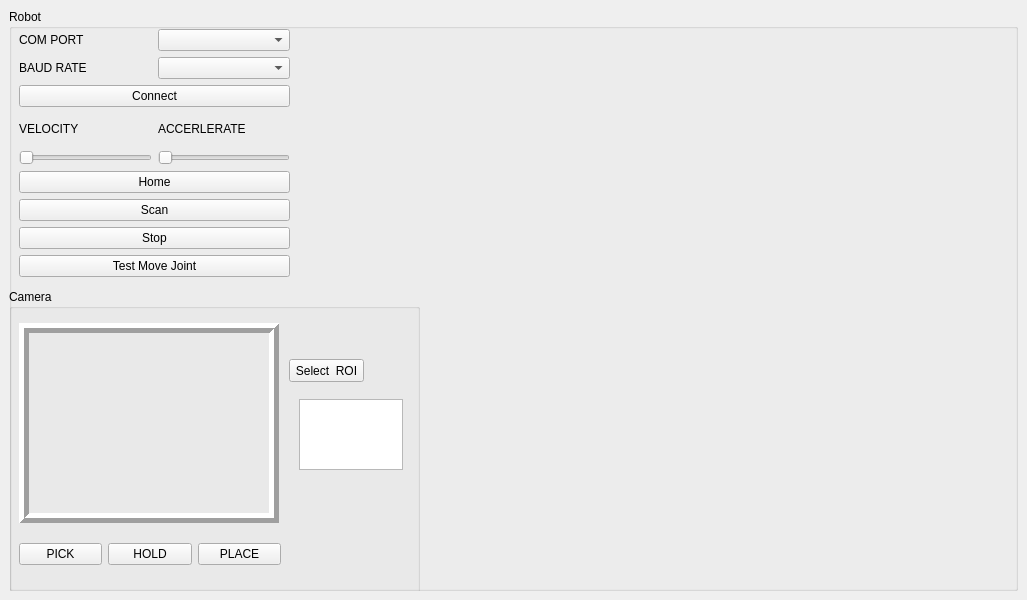
The window that LV/MelfaModel/guiwindow.ui (phucnamjose/Thesis_Nam_Nhi) describes before a commit, drawn with Qt 5.
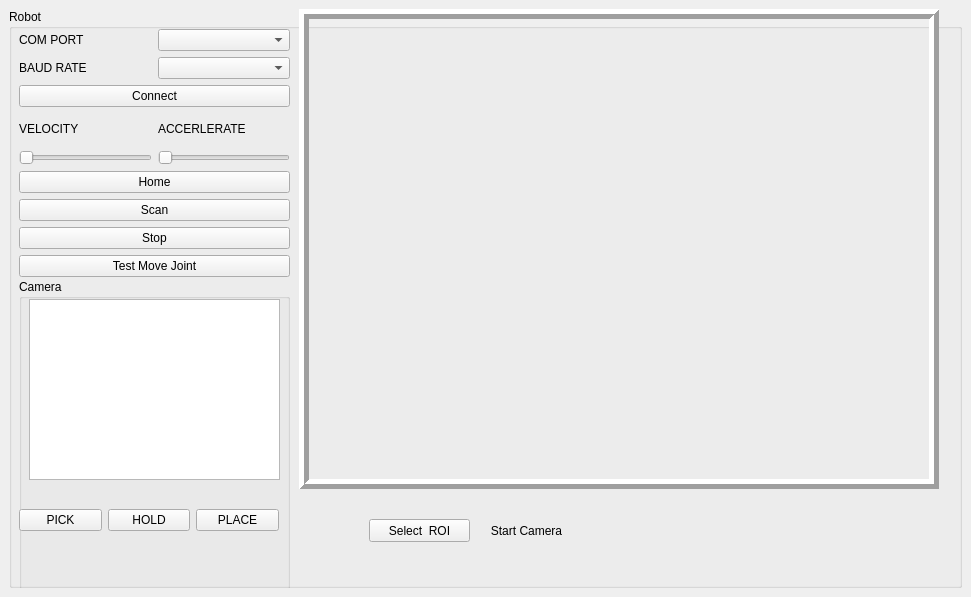
The same window after the commit.

The edit to the form file:
```diff
--- a/LV/MelfaModel/guiwindow.ui
+++ b/LV/MelfaModel/guiwindow.ui
@@ -6,8 +6,8 @@
    <rect>
     <x>0</x>
     <y>0</y>
-    <width>1027</width>
-    <height>600</height>
+    <width>971</width>
+    <height>597</height>
    </rect>
   </property>
   <property name="windowTitle">
@@ -167,53 +167,65 @@
         <widget class="QGroupBox" name="groupBox_2">
          <property name="geometry">
           <rect>
-           <x>0</x>
-           <y>280</y>
-           <width>411</width>
+           <x>10</x>
+           <y>270</y>
+           <width>271</width>
            <height>311</height>
           </rect>
          </property>
          <property name="title">
           <string>Camera</string>
          </property>
-         <widget class="QPushButton" name="pushButton_StartCamera">
+         <widget class="QWidget" name="">
           <property name="geometry">
            <rect>
-            <x>270</x>
-            <y>190</y>
-            <width>30</width>
-            <height>30</height>
+            <x>0</x>
+            <y>210</y>
+            <width>260</width>
+            <height>63</height>
            </rect>
           </property>
-          <property name="minimumSize">
-           <size>
-            <width>30</width>
-            <height>30</height>
-           </size>
-          </property>
-          <property name="maximumSize">
-           <size>
-            <width>30</width>
-            <height>30</height>
-           </size>
-          </property>
-          <property name="styleSheet">
-           <string notr="true">#pushButton_StartCamera
-{
- border:none;
-}
-</string>
-          </property>
+          <layout class="QHBoxLayout" name="horizontalLayout_5">
+           <item>
+            <widget class="QPushButton" name="pushButton_Pick">
+             <property name="text">
+              <string>PICK</string>
+             </property>
+            </widget>
+           </item>
+           <item>
+            <widget class="QPushButton" name="pushButton_Hold">
+             <property name="text">
+              <string>HOLD</string>
+             </property>
+            </widget>
+           </item>
+           <item>
+            <widget class="QPushButton" name="pushButton_Place">
           <property name="text">
-           <string/>
-          </property>
+              <string>PLACE</string>
+             </property>
+            </widget>
+           </item>
+          </layout>
+         </widget>
+         <widget class="QTextEdit" name="textEdit_Position">
+          <property name="geometry">
+           <rect>
+            <x>10</x>
+            <y>20</y>
+            <width>251</width>
+            <height>181</height>
+           </rect>
+          </property>
+         </widget>
          </widget>
          <widget class="QPushButton" name="pushButton_SetROI">
           <property name="geometry">
            <rect>
-            <x>280</x>
-            <y>70</y>
-            <width>75</width>
+           <x>360</x>
+           <y>510</y>
+           <width>101</width>
             <height>23</height>
            </rect>
           </property>
@@ -221,32 +233,19 @@
            <string>Select  ROI</string>
           </property>
          </widget>
-         <widget class="QTextEdit" name="textEdit_Position">
-          <property name="geometry">
-           <rect>
-            <x>290</x>
-            <y>110</y>
-            <width>104</width>
-            <height>71</height>
-           </rect>
-          </property>
-         </widget>
-         <widget class="QWidget" name="">
-          <property name="geometry">
-           <rect>
-            <x>10</x>
-            <y>20</y>
-            <width>262</width>
-            <height>271</height>
-           </rect>
-          </property>
-          <layout class="QVBoxLayout" name="verticalLayout_6">
-           <item>
             <widget class="QLabel" name="label_Camera">
+         <property name="geometry">
+          <rect>
+           <x>290</x>
+           <y>0</y>
+           <width>640</width>
+           <height>480</height>
+          </rect>
+         </property>
              <property name="minimumSize">
               <size>
-               <width>260</width>
-               <height>200</height>
+           <width>640</width>
+           <height>480</height>
               </size>
              </property>
              <property name="maximumSize">
@@ -268,48 +267,31 @@
               <string/>
              </property>
             </widget>
-           </item>
-           <item>
-            <layout class="QHBoxLayout" name="horizontalLayout_5">
-             <item>
-              <widget class="QPushButton" name="pushButton_Pick">
-               <property name="text">
-                <string>PICK</string>
-               </property>
-              </widget>
-             </item>
-             <item>
-              <widget class="QPushButton" name="pushButton_Hold">
-               <property name="text">
-                <string>HOLD</string>
-               </property>
-              </widget>
-             </item>
-             <item>
-              <widget class="QPushButton" name="pushButton_Place">
+        <widget class="QPushButton" name="pushButton_StartCamera">
+         <property name="geometry">
+          <rect>
+           <x>480</x>
+           <y>510</y>
+           <width>75</width>
+           <height>23</height>
+          </rect>
+         </property>
+         <property name="styleSheet">
+          <string notr="true">#pushButton_StartCamera
+{
+border:none;
+}</string>
+         </property>
                <property name="text">
-                <string>PLACE</string>
-               </property>
-              </widget>
-             </item>
-            </layout>
-           </item>
-          </layout>
-         </widget>
-         <zorder>pushButton_Place</zorder>
-         <zorder>pushButton_Pick</zorder>
-         <zorder>pushButton_SetROI</zorder>
-         <zorder>pushButton_StartCamera</zorder>
-         <zorder>label_Camera</zorder>
-         <zorder>label_Camera</zorder>
-         <zorder>textEdit_Position</zorder>
-        </widget>
-       </widget>
+          <string>Start Camera</string>
+         </property>
+        </widget>
+       </widget>
       </item>
      </layout>
     </item>
    </layout>
-   <widget class="QWidget" name="">
+   <widget class="QWidget" name="layoutWidget">
     <property name="geometry">
      <rect>
       <x>0</x>
```
Lines whose indentation alone changed are shown as unchanged.
